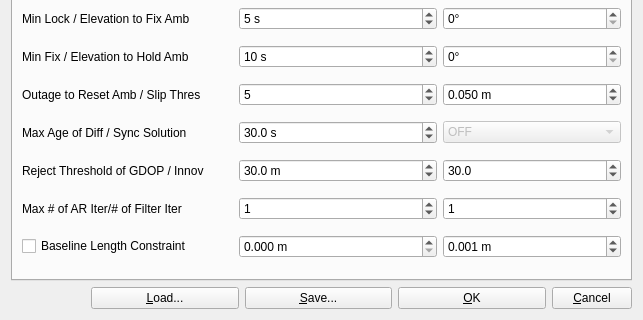
Old version of the form app/qtapp/rtkpost_qt/postopt.ui in the repository lhuisman/myRTKLIB; both pictures show x 0 to 643 and y 161 to 481 of the 643 by 481 pixel window.
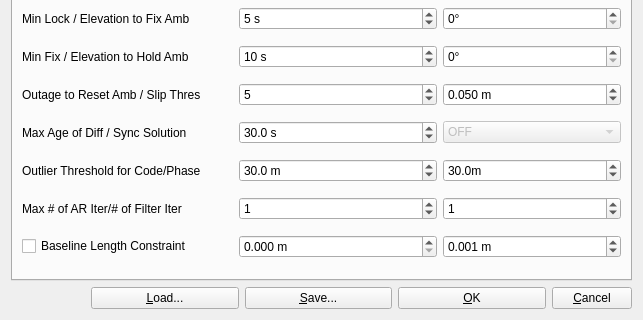
New version of the form. Icons and pictures are not drawn.

Commit message: Adapt label text

The edit to the form file:
```diff
--- a/app/qtapp/rtkpost_qt/postopt.ui
+++ b/app/qtapp/rtkpost_qt/postopt.ui
@@ -907,6 +907,9 @@
        </item>
        <item row="14" column="3" colspan="2">
         <widget class="QDoubleSpinBox" name="RejectPhase">
+         <property name="suffix">
+          <string>m</string>
+         </property>
          <property name="decimals">
           <number>1</number>
          </property>
@@ -1221,7 +1224,7 @@
           <string/>
          </property>
          <property name="text">
-          <string>Reject Threshold of GDOP / Innov</string>
+          <string>Outlier Threshold for Code/Phase</string>
          </property>
         </widget>
        </item>
```
